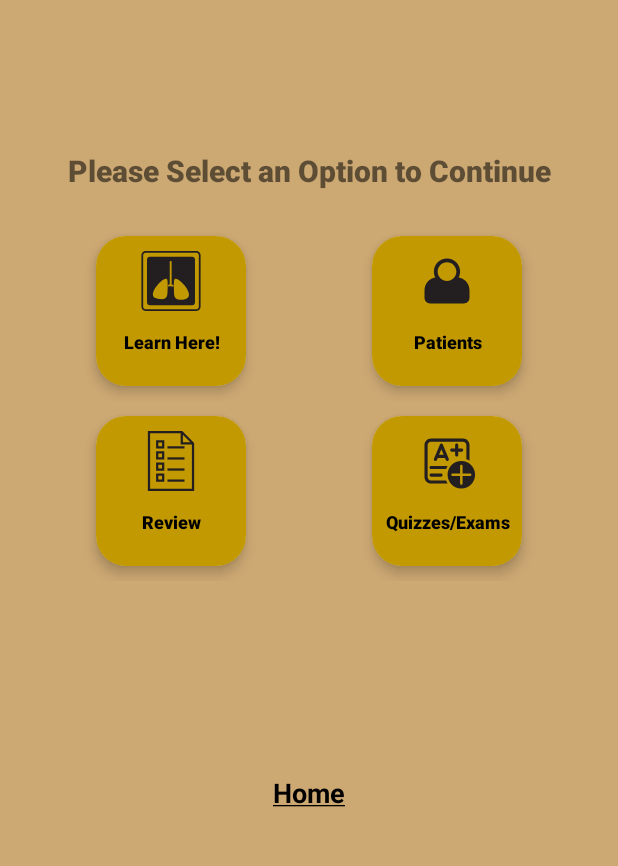
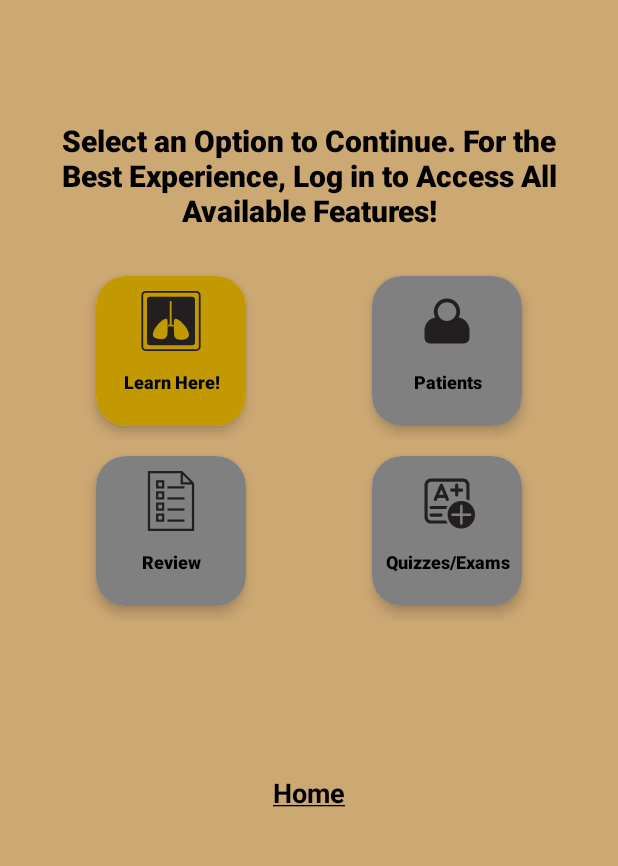
Before and after one commit to eliasartrod/asthma-application-remastered, an Android app: the screen it shows after launch (MainActivity), after a tap on "Or, Continue as Guest", on a phone screen of 412 x 824 dp, the part 350-1216 px from its top. Run offline under Robolectric (Android 15) with nearby library versions, the phone set to English and light mode, and no system bars; our stand-ins replace Dagger/Hilt's generated code, Firebase (no records; nobody signed in at launch, a user with empty details on screens opened directly), RxJava.

Commit message:
WIP Validation of User Access.

```diff
--- a/app/src/main/java/com/example/asthmaapplication/main/common/BaseFragment.java
+++ b/app/src/main/java/com/example/asthmaapplication/main/common/BaseFragment.java
@@ -58,7 +58,7 @@ public abstract class BaseFragment extends Fragment {
     }
 
     public void clearUserName() {
-        preferences.edit().putString(USER_NAME, "").apply();
+        preferences.edit().putString(USER_NAME, null).apply();
     }
 
     public String getUserName() {
--- a/app/src/main/java/com/example/asthmaapplication/main/homepage/HomePageFragment.java
+++ b/app/src/main/java/com/example/asthmaapplication/main/homepage/HomePageFragment.java
@@ -15,7 +15,6 @@ import com.example.asthmaapplication.databinding.FragmentHomeBinding;
 import com.example.asthmaapplication.main.common.BaseFragment;
 import com.example.asthmaapplication.main.mainpage.MainActivity;
 import com.example.asthmaapplication.main.utils.UIUtils;
-import com.google.firebase.auth.FirebaseUser;
 
 import javax.annotation.Nullable;
 import javax.inject.Inject;
@@ -51,26 +50,40 @@ public class HomePageFragment extends BaseFragment {
     @Override
     public void onViewCreated(@Nullable View view, @Nullable Bundle savedInstanceState) {
         super.onViewCreated(view, savedInstanceState);
+        binding.actionLogin.setEnabled(false);
+        binding.actionRegister.setEnabled(false);
 
+        getPreferences();
         setActionBarTitle();
 
         manager = getFragmentManager();
         transaction = manager.beginTransaction();
 
-        UIUtils.addUnderlineFlag(binding.actionGuestRedirect);
+        UIUtils.addUnderlineFlag(binding.actionHomePageRedirect);
 
         binding.actionLogin.setOnClickListener(v -> launchLoginPage());
         binding.actionRegister.setOnClickListener(v -> launchRegistrationPage());
-
-        binding.actionGuestRedirect.setOnClickListener(v -> {
-                //Just to make sure we do not have user data locally cached.
-                viewModel.clearCache();
-                launchGuestRedirect();
-        });
+        binding.actionHomePageRedirect.setOnClickListener(v -> launchHomePage());
 
     }
 
-    private void launchGuestRedirect() {
+    @Override
+    public void onResume() {
+        super.onResume();
+        validateUser();
+    }
+
+    private void validateUser() {
+        if (!getUserName().isEmpty()) {
+            binding.actionHomePageRedirect.setText(getString(R.string.you_are_signed_in));
+        } else {
+            binding.actionLogin.setEnabled(true);
+            binding.actionRegister.setEnabled(true);
+            binding.actionHomePageRedirect.setText(getString(R.string.continue_as_guest));
+        }
+    }
+
+    private void launchHomePage() {
         Intent intent = new Intent(getContext(), MainActivity.class);
         startActivity(intent);
     }
--- a/app/src/main/java/com/example/asthmaapplication/main/mainpage/MainActivity.java
+++ b/app/src/main/java/com/example/asthmaapplication/main/mainpage/MainActivity.java
@@ -1,7 +1,5 @@
 package com.example.asthmaapplication.main.mainpage;
 
-import android.content.Context;
-import android.content.Intent;
 import android.os.Bundle;
 
 import com.example.asthmaapplication.R;
--- a/app/src/main/java/com/example/asthmaapplication/main/mainpage/MainFragment.java
+++ b/app/src/main/java/com/example/asthmaapplication/main/mainpage/MainFragment.java
@@ -16,7 +16,6 @@ import com.example.asthmaapplication.R;
 import com.example.asthmaapplication.databinding.FragmentMainBinding;
 import com.example.asthmaapplication.main.common.BaseFragment;
 import com.example.asthmaapplication.main.common.SnackBarMessage;
-import com.example.asthmaapplication.main.homepage.HomePageFragment;
 import com.example.asthmaapplication.main.mainpage.subpages.LearningBaseFragment;
 import com.example.asthmaapplication.main.mainpage.subpages.PatientsFragment;
 import com.example.asthmaapplication.main.mainpage.subpages.QuizzesExamsFragment;
@@ -59,7 +58,6 @@ public class MainFragment extends BaseFragment {
 
         getPreferences();
         setActionBarTitle();
-        validateUserAccess();
 
         manager = getFragmentManager();
         transaction = manager.beginTransaction();
@@ -81,9 +79,8 @@ public class MainFragment extends BaseFragment {
 
         binding.actionLogout.setOnClickListener(userLogout -> {
             viewModel.logOut();
+            clearUserName();
             getActivity().finish();
-            clearUserName();
-            launchHomePage();
         });
 
     }
@@ -91,25 +88,29 @@ public class MainFragment extends BaseFragment {
     @Override
     public void onResume() {
         super.onResume();
+        validateUserAccess();
     }
 
     public void setActionBarTitle() {
         if (getUserName().isEmpty()) {
-            setReadingPreferences(false);
             binding.actionLogout.setText(getString(R.string.redirect_home));
+            binding.mainTitleDescription.setText(getString(R.string.guest_user_tip));
             setActionBarTitle(getString(R.string.welcome_user, getString(R.string.guest_user)));
         } else {
+            binding.mainTitleDescription.setText(getText(R.string.main_page_title));
             binding.actionLogout.setText(getString(R.string.log_out));
             setActionBarTitle(getString(R.string.welcome_user, getUserName()));
         }
     }
 
-
     public void validateUserAccess() {
-        if (getUserName().isEmpty() && !getHasUserRead()) {
+        if (getUserName().isEmpty()) {
+            binding.patientsCard.cardHolder.setBackgroundColor(getResources().getColor(R.color.gray));
+            binding.quizCard.cardHolder.setBackgroundColor(getResources().getColor(R.color.gray));
+            binding.reviewCard.cardHolder.setBackgroundColor(getResources().getColor(R.color.gray));
             binding.patientsCard.getRoot().setOnClickListener(v -> showSnackBar(new SnackBarMessage(getString(R.string.guest_user_access_warning))));
             binding.quizCard.getRoot().setOnClickListener(v -> showSnackBar(new SnackBarMessage(getString(R.string.guest_user_access_warning))));
-            binding.reviewCard.getRoot().setOnClickListener(v -> showSnackBar(new SnackBarMessage(getString(R.string.guest_user_access_warning))));
+            binding.reviewCard.getRoot().setOnClickListener(v -> showSnackBar(new SnackBarMessage(getString(R.string.review_validation_warning))));
         } else {
             binding.patientsCard.getRoot().setOnClickListener(v -> launchPatientsCard());
             binding.quizCard.getRoot().setOnClickListener(v -> launchQuizPage());
@@ -150,14 +151,6 @@ public class MainFragment extends BaseFragment {
                 .commit();
     }
 
-    public void launchHomePage() {
-        HomePageFragment fragment = new HomePageFragment();
-        transaction
-                .addToBackStack(null)
-                .replace(R.id.fragment_container, fragment)
-                .commit();
-    }
-
     @Override
     public View getRoot() {
         return binding.getRoot();
--- a/app/src/main/java/com/example/asthmaapplication/main/mainpage/subpages/LearningBaseFragment.java
+++ b/app/src/main/java/com/example/asthmaapplication/main/mainpage/subpages/LearningBaseFragment.java
@@ -28,7 +28,6 @@ public class LearningBaseFragment extends BaseFragment {
     FragmentLearningBaseBinding binding;
     FragmentManager manager;
     FragmentTransaction transaction;
-    Boolean hasUserRead;
 
     @Inject
     public LearningBaseFragment() {
@@ -64,7 +63,6 @@ public class LearningBaseFragment extends BaseFragment {
     @Override
     public void onResume() {
         super.onResume();
-        hasUserRead = getHasUserRead();
         getReadingPreferences();
     }
 
@@ -98,9 +96,11 @@ public class LearningBaseFragment extends BaseFragment {
     }
 
     public void getReadingPreferences() {
-        if (hasUserRead) {
+        if (!getUserName().isEmpty()) {
+            binding.reviewCard.cardHolder.setBackgroundColor(getResources().getColor(R.color.button_color));
             binding.reviewCard.getRoot().setOnClickListener(v -> launchReviewsPage());
         } else {
+            binding.reviewCard.cardHolder.setBackgroundColor(getResources().getColor(R.color.gray));
             binding.reviewCard.getRoot().setOnClickListener(v ->
                     showSnackBar(new SnackBarMessage(getString(R.string.review_validation_warning))));
         }
--- a/app/src/main/res/layout/card_item.xml
+++ b/app/src/main/res/layout/card_item.xml
@@ -22,6 +22,7 @@
         app:strokeWidth="@dimen/spacing" >
 
         <LinearLayout
+            android:id="@+id/card_holder"
             android:layout_width="match_parent"
             android:layout_height="match_parent"
             android:layout_margin="0dp"
--- a/app/src/main/res/layout/fragment_main.xml
+++ b/app/src/main/res/layout/fragment_main.xml
@@ -50,9 +50,10 @@
 
     <TextView
         android:id="@+id/main_title_description"
+        style="@style/Theme.PageTitle"
         android:layout_width="match_parent"
         android:layout_height="wrap_content"
-        android:layout_marginTop="80dp"
+        android:layout_marginTop="60dp"
         android:padding="20dp"
         android:fontFamily="sans-serif-black"
         android:text="@string/main_page_instruction"
@@ -85,7 +86,7 @@
             android:id="@+id/patients_card"
             layout="@layout/card_item"
             android:layout_width="wrap_content"
-            android:layout_height="wrap_content"/>
+            android:layout_height="wrap_content" />
 
     </LinearLayout>
 
--- a/app/src/main/res/values/strings.xml
+++ b/app/src/main/res/values/strings.xml
@@ -23,6 +23,7 @@
     <string name="register">Register</string>
     <string name="login">Log In</string>
     <string name="continue_as_guest">Or, Continue as Guest</string>
+    <string name="you_are_signed_in">You are Logged in, Continue!</string>
     <string name="clear_cache">Clear Local Cache</string>
 
     <!-- Home Page -->
@@ -41,6 +42,7 @@
     <string name="quiz_card">Quizzes/Exams</string>
     <string name="review_card">Review</string>
     <string name="redirect_home">Home</string>
+    <string name="guest_user_tip">Select an Option to Continue. For the Best Experience, Log in to Access All Available Features!</string>
 
     <!-- Subpages -->
     <string name="learning_page_title">Let\'s Learn!</string>
@@ -62,7 +64,7 @@
 
     <!-- Warning Messages -->
     <string name="guest_user_access_warning">You Need to be Signed in to Access this Feature!</string>
-    <string name="review_validation_warning">You Must Finish Reading Before Gaining Access!</string>
+    <string name="review_validation_warning">You Must Finish Reading/Must be Signed In to Gain Access!</string>
 
     <!-- Section One -->
     <string name="section_one_introduction">Asthma Information</string>
```
Also changed, not shown: app/src/main/java/com/example/asthmaapplication/main/adapter/AsthmaInfoAdapter.java (+13 -0 lines), app/src/main/java/com/example/asthmaapplication/main/mainpage/subpages/learningpages/SectionFiveFragment.java (+0 -9 lines), app/src/main/res/layout/fragment_home.xml (+4 -4 lines).
